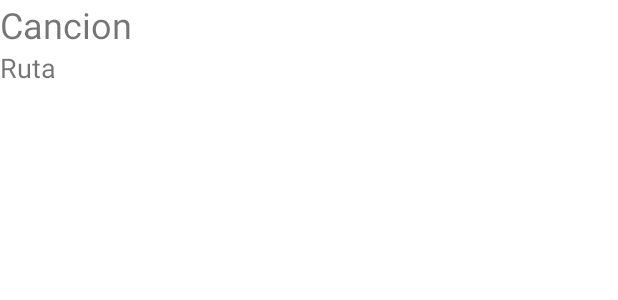
After one commit to Nolazco/iWindAlpha, an Android app: the layout elementos.xml on its own in the app's theme, with its tools: preview values and no code run, on a phone screen of 412 x 824 dp. The commit adds this screen. Shown: the top 300 px of the screen. Run offline under Robolectric (Android 15) with nearby library versions, the phone set to English and light mode, and no system bars.

Commit message:
Ya muestra elementos en pantalla

```diff
--- a/app/src/main/res/layout/activity_main.xml
+++ b/app/src/main/res/layout/activity_main.xml
@@ -8,8 +8,8 @@
     android:orientation="vertical"
     tools:context=".MainActivity" >
 
-    <ListView
-        android:id="@+id/listaM"
+    <androidx.recyclerview.widget.RecyclerView
+        android:id="@+id/listaF"
         android:layout_width="match_parent"
-        android:layout_height="match_parent" />
+        android:layout_height="wrap_content" />
 </LinearLayout>
--- /dev/null
+++ b/app/src/main/res/layout/elementos.xml
@@ -0,0 +1,21 @@
+<?xml version="1.0" encoding="utf-8"?>
+<LinearLayout xmlns:android="http://schemas.android.com/apk/res/android"
+    xmlns:tools="http://schemas.android.com/tools"
+    android:layout_width="match_parent"
+    android:layout_height="match_parent"
+    android:orientation="vertical" >
+
+    <TextView
+        android:id="@+id/nombreCancion"
+        android:layout_width="match_parent"
+        android:layout_height="wrap_content"
+        android:text="Cancion"
+        android:textSize="24sp" />
+
+    <TextView
+        android:id="@+id/rutaCancion"
+        android:layout_width="match_parent"
+        android:layout_height="wrap_content"
+        android:text="Ruta"
+        android:textSize="18sp" />
+</LinearLayout>
```
Also changed, not shown: app/src/main/java/com/carlosnolazco/ayudamediosito/MainActivity.java (+32 -15 lines), app/src/main/java/com/carlosnolazco/ayudamediosito/adapterMusica.java (added, +56 -0 lines).
